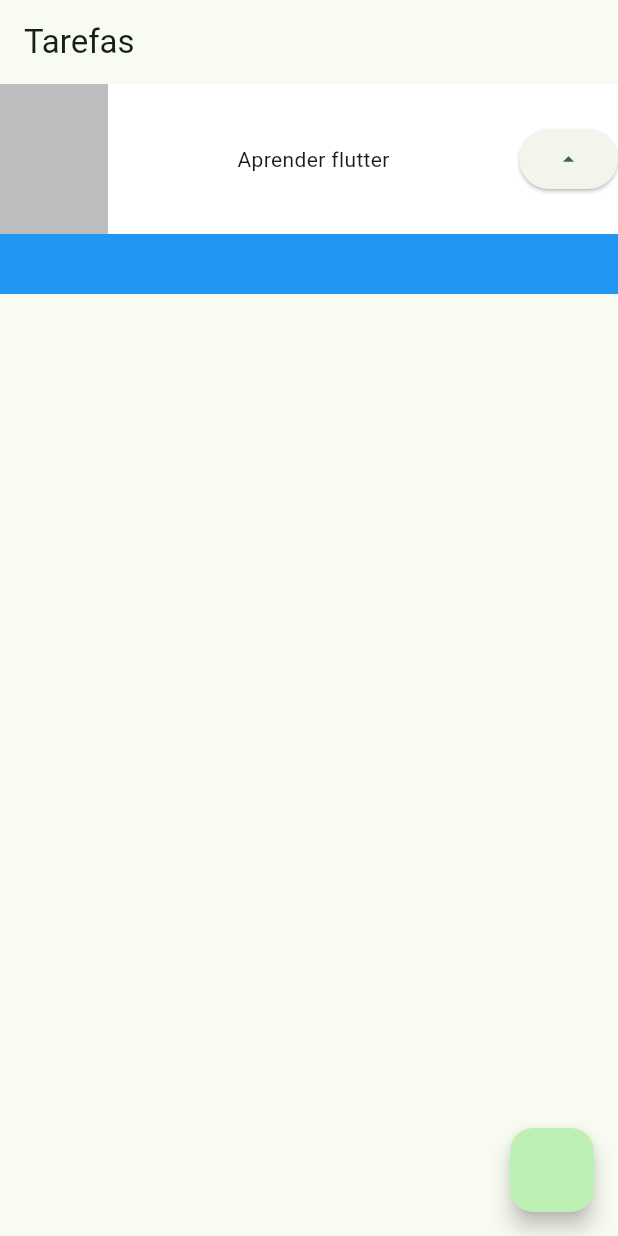
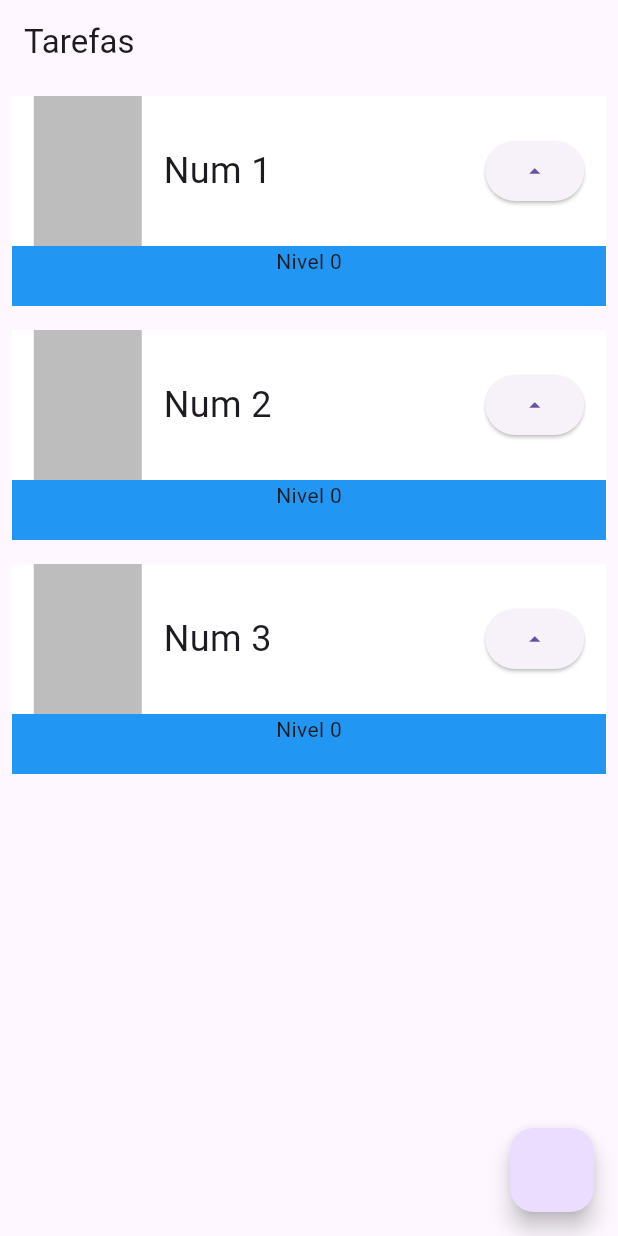
Before and after one commit to juliannamariano/ALURA-fluttler, a Flutter app: the screen it shows after launch, on a phone screen of 412 x 824 dp. Run offline on Flutter 3.47's test engine with Material 3 defaults, Android fonts, the phone set to English and light mode, and no system bars.

Commit message:
Implementar layout utilizando StatefulWidget

```diff
--- a/primeiro_projeto_flutter/lib/main.dart
+++ b/primeiro_projeto_flutter/lib/main.dart
@@ -3,47 +3,89 @@ import 'package:flutter/material.dart';
 void main() {
   runApp(const MyApp());
 }
-
-/*STACK = pilha, elementps um sobre o outro*/
+//Com esse widget NÃO ocorre mudanças dentro do app, pois ele é estático
 class MyApp extends StatelessWidget {
   const MyApp({super.key});
 
-  /*MaterialApp: configura o app com o estilo do Material Design.
-theme: define as cores e estilo geral do app.
-home: é a tela inicial do app — nesse caso, um Stack.*/
   @override
   Widget build(BuildContext context) {
     return MaterialApp(
       title: 'Flutter Demo',
-      theme: ThemeData(
-        colorScheme: ColorScheme.fromSeed(seedColor: Colors.green),
-      ),
+      theme: ThemeData(primarySwatch: Colors.blue),
       home: Scaffold(
         //widget do material design. Ele pede alguns parâmetros: TOPO, MEIO, FUNDO
         appBar: AppBar(title: Text('Tarefas')),
-        body: Container(
+        floatingActionButton: FloatingActionButton(onPressed: () {}),
+        body: ListView(
+          children: [
+            Task(nome: 'Num 1'),
+            Task(nome: 'Num 2'),
+            Task(nome: 'Num 3'),
+          ],
+        ),
+      ),
+    );
+  }
+}
+
+//Com esse widget ocorre mudanças dentro do app
+class Task extends StatefulWidget {
+  final String nome;
+
+  const Task({super.key, required this.nome});
+
+  @override
+  State<Task> createState() => _TaskState();
+}
+
+class _TaskState extends State<Task> {
+  int nivel = 0;
+  @override
+
+
+  Widget build(BuildContext context) {
+
+    return Padding(
+      padding: const EdgeInsets.all(8.0),
+      child: Container(
         child: Stack(
           children: [
             Container(color: Colors.blue, height: 140),
+            Column(
+              children: [
                 Container(
                   color: Colors.white,
                   height: 100,
                   child: Row(
-                  mainAxisAlignment: MainAxisAlignment.spaceBetween,
+                    mainAxisAlignment: MainAxisAlignment.spaceEvenly,
                     children: [
                       Container(color: Colors.black26, width: 72, height: 100),
-                    Text('Aprender flutter'),
+                      Container(
+                        width: 200,
+                        child: Text(
+                          widget.nome,
+                          style: TextStyle(fontSize: 24),
+                          overflow: TextOverflow.ellipsis,
+                        ),
+                      ),
                       ElevatedButton(
-                      onPressed: () {},
+                        onPressed: () {
+                          setState(() {
+                            nivel++;
+                          });
+
+                          print(nivel);
+                        },
                         child: Icon(Icons.arrow_drop_up),
                       ),
                     ],
                   ),
                 ),
+                Text('Nivel $nivel'),
               ],
             ),
+          ],
         ),
-        floatingActionButton: FloatingActionButton(onPressed: () {}),
       ),
     );
   }
```
Lines whose indentation alone changed are shown as unchanged.
